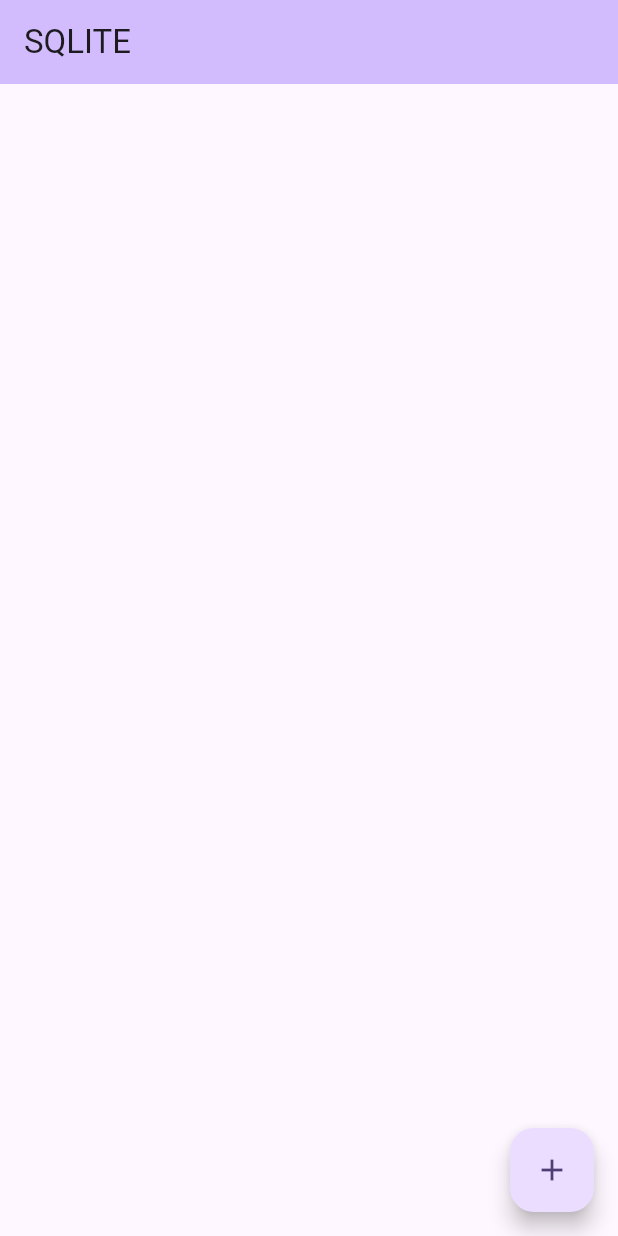
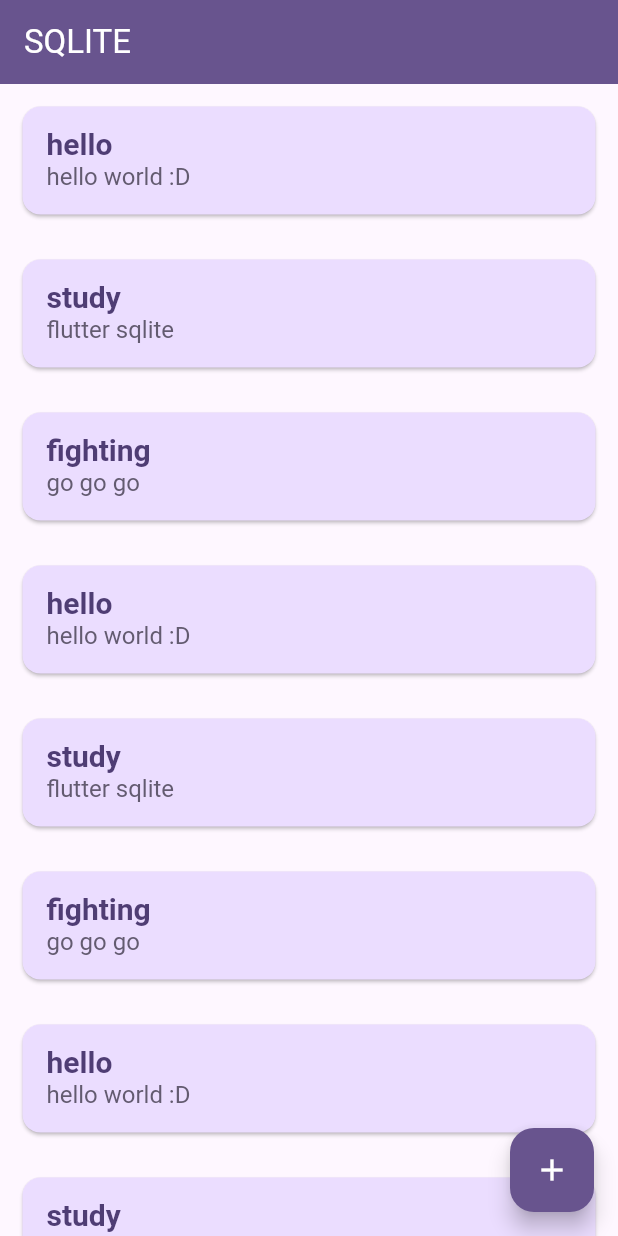
Before and after one commit to kezia2909/SQFLITE_CRUD_Flutter, a Flutter app: the screen it shows after launch, on a phone screen of 412 x 824 dp. Run offline on Flutter 3.47's test engine with Material 2 defaults, Android fonts, the phone set to English and light mode, and no system bars.

Commit message:
display list of data

```diff
--- a/lib/main.dart
+++ b/lib/main.dart
@@ -30,7 +30,56 @@
 }
 
 class _HomePageState extends State<HomePage> {
-  List<Map<String, dynamic>> _journals = [];
+  List<Map<String, dynamic>> _journals = [
+    {
+      "title": "hello",
+      "description": "hello world :D",
+    },
+    {
+      "title": "study",
+      "description": "flutter sqlite",
+    },
+    {
+      "title": "fighting",
+      "description": "go go go",
+    },
+    {
+      "title": "hello",
+      "description": "hello world :D",
+    },
+    {
+      "title": "study",
+      "description": "flutter sqlite",
+    },
+    {
+      "title": "fighting",
+      "description": "go go go",
+    },
+    {
+      "title": "hello",
+      "description": "hello world :D",
+    },
+    {
+      "title": "study",
+      "description": "flutter sqlite",
+    },
+    {
+      "title": "fighting",
+      "description": "go go go",
+    },
+    {
+      "title": "hello",
+      "description": "hello world :D",
+    },
+    {
+      "title": "study",
+      "description": "flutter sqlite",
+    },
+    {
+      "title": "fighting",
+      "description": "go go go",
+    },
+  ];
 
   final TextEditingController _titleController = TextEditingController();
   final TextEditingController _descriptionController = TextEditingController();
@@ -89,10 +138,35 @@
   Widget build(BuildContext context) {
     return Scaffold(
       appBar: AppBar(
-        backgroundColor: Theme.of(context).colorScheme.inversePrimary,
+        backgroundColor: Theme.of(context).colorScheme.primary,
+        foregroundColor: Theme.of(context).colorScheme.onPrimary,
         title: Text("SQLITE"),
       ),
+      body: ListView.builder(
+        itemCount: _journals.length,
+        itemBuilder: (context, index) => Card(
+          color: Theme.of(context).colorScheme.primaryContainer,
+          margin: const EdgeInsets.all(15),
+          child: ListTile(
+            titleTextStyle: TextStyle(
+              fontWeight: FontWeight.bold,
+              fontSize: 20,
+              color: Theme.of(context).colorScheme.onPrimaryContainer,
+            ),
+            subtitleTextStyle: TextStyle(
+              fontSize: 16,
+              color: Theme.of(context).colorScheme.secondary,
+            ),
+            title: Text(
+              _journals[index]['title'],
+            ),
+            subtitle: Text(_journals[index]['description']),
+          ),
+        ),
+      ),
       floatingActionButton: FloatingActionButton(
+        backgroundColor: Theme.of(context).colorScheme.primary,
+        foregroundColor: Theme.of(context).colorScheme.onPrimary,
         onPressed: () {
           _showForm();
         },
```
